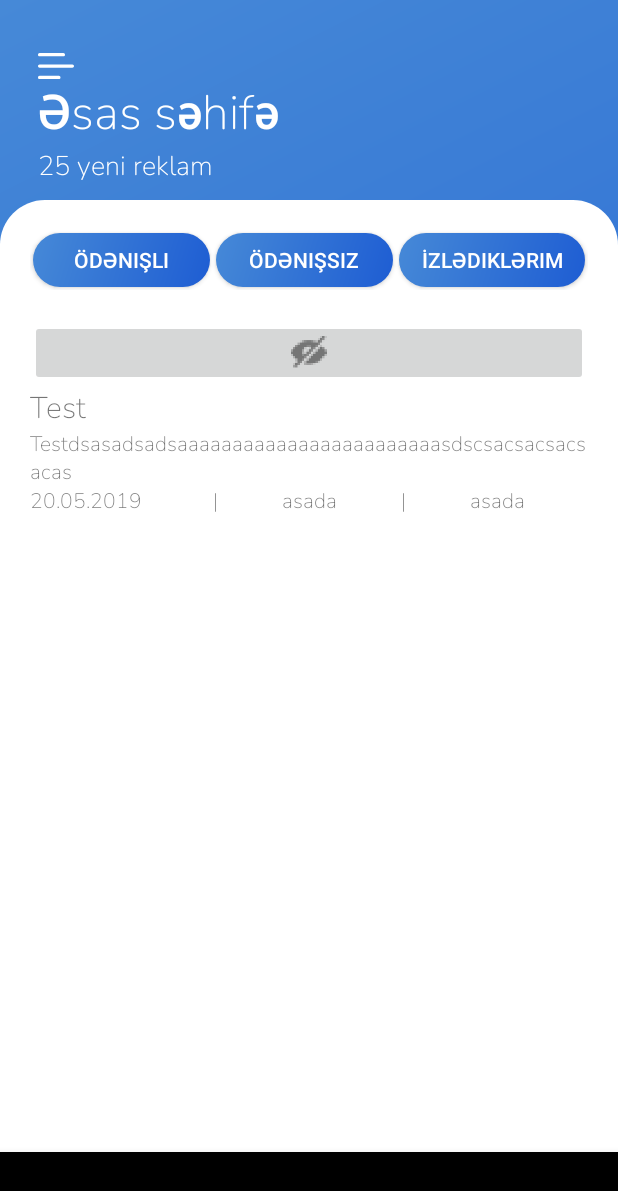
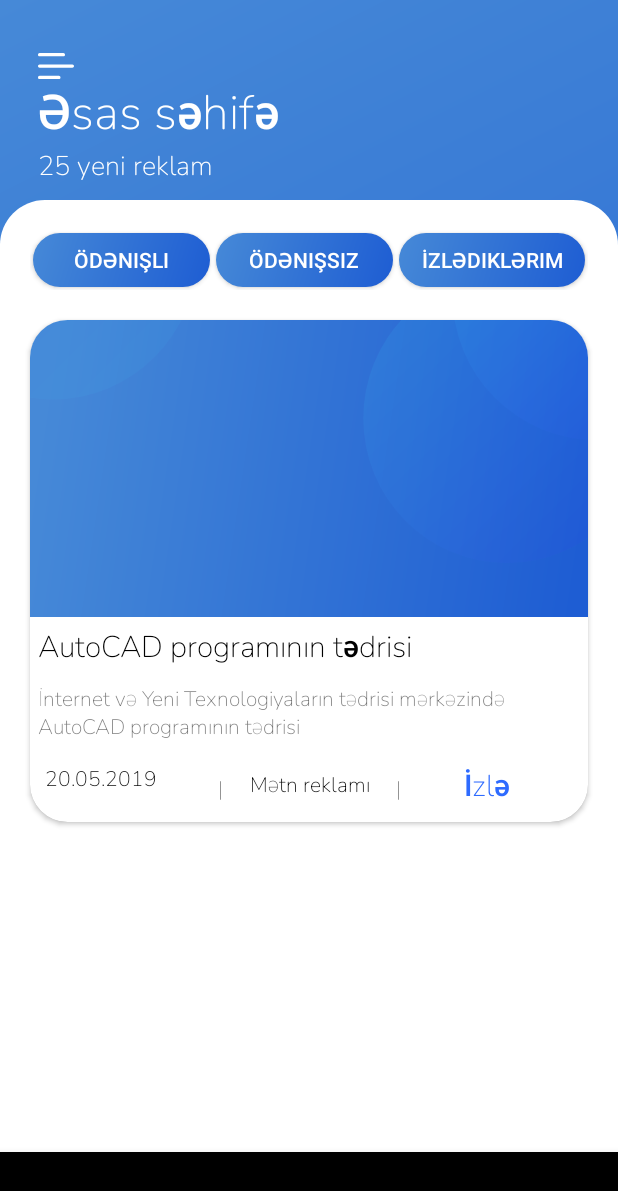
Before and after one commit to asadoov/PulluAZ, an Android app: the AdsActivity screen opened directly, with no data from a screen before it, on a phone screen of 412 x 824 dp. Shown: the top 1191 px of the screen. Run offline under Robolectric (Android 15) with nearby library versions, the phone set to English and light mode, and no system bars.

Commit message:
Sign in almost ready and home screen changes #2

```diff
--- a/app/src/main/res/layout/ads_layout.xml
+++ b/app/src/main/res/layout/ads_layout.xml
@@ -112,37 +112,49 @@
                     android:layout_width="match_parent"
                     android:layout_height="match_parent">
 
-                    <LinearLayout
+                    <androidx.cardview.widget.CardView xmlns:card_view="http://schemas.android.com/apk/res-auto"
                         android:layout_width="match_parent"
+
                         android:layout_height="wrap_content"
                         android:layout_margin="20dip"
                         android:background="@drawable/round_ads"
+
+                        card_view:cardCornerRadius="25dp">
+
+                        <LinearLayout
+                            android:layout_width="match_parent"
+                            android:layout_height="match_parent"
                             android:orientation="vertical">
 
 
-                        <ImageButton
+                            <ImageView
+
+                                android:scaleType="fitXY"
+                                android:layout_width="match_parent"
+                                android:layout_height="wrap_content"
+
+                                android:src="@drawable/ic_background" />
+
+                            <TextView
+                                android:padding="5dip"
                                 android:layout_width="match_parent"
                                 android:layout_height="match_parent"
-                            android:src="@drawable/eye_icon" />
-
-                        <TextView
-                            android:layout_width="match_parent"
-
-                            android:layout_height="match_parent"
                                 android:fontFamily="@font/nunito_extralight"
-                            android:text="Test"
+                                android:text="AutoCAD programının tədrisi"
+                                android:textColor="@android:color/black"
                                 android:textSize="20dp"
                                 android:textStyle="bold" />
 
                             <TextView
                                 android:layout_width="match_parent"
 
-
+                                android:padding="5dip"
                                 android:layout_height="match_parent"
                                 android:fontFamily="@font/nunito_extralight"
-                            android:text="Testdsasadsadsaaaaaaaaaaaaaaaaaaaaaaaasdscsacsacsacsacas" />
+                                android:text="İnternet və Yeni Texnologiyaların tədrisi mərkəzində AutoCAD programının tədrisi" />
 
                             <LinearLayout
+                                android:padding="10dip"
                                 android:layout_width="match_parent"
                                 android:layout_height="match_parent"
                                 android:orientation="horizontal"
@@ -154,25 +166,9 @@
 
                                     android:layout_weight="1"
                                     android:fontFamily="@font/nunito_extralight"
+                                    android:text="20.05.2019"
+                                    android:textColor="@android:color/black" />
 
-                                android:text="20.05.2019" />
-
-                            <TextView
-                                android:layout_width="wrap_content"
-                                android:layout_height="wrap_content"
-
-
-                                android:fontFamily="@font/nunito_extralight"
-
-                                android:text="|" />
-                            <TextView
-                                android:layout_width="match_parent"
-                                android:layout_height="match_parent"
-
-                                android:layout_weight="1"
-                                android:fontFamily="@font/nunito_extralight"
-                                android:gravity="center"
-                                android:text="asada" />
                                 <TextView
                                     android:layout_width="wrap_content"
                                     android:layout_height="wrap_content"
@@ -185,16 +181,37 @@
                                 <TextView
                                     android:layout_width="match_parent"
                                     android:layout_height="match_parent"
-
                                     android:layout_weight="1"
                                     android:fontFamily="@font/nunito_extralight"
                                     android:gravity="center"
-                                android:text="asada" />
+                                    android:text="Mətn reklamı"
+                                    android:textColor="@android:color/black" />
+
+                                <TextView
+                                    android:layout_width="wrap_content"
+                                    android:layout_height="wrap_content"
+
+                                    android:fontFamily="@font/nunito_extralight"
+                                    android:text="|"
+
+                                    />
+
+                                <TextView
+
+                                    android:layout_width="match_parent"
+                                    android:layout_height="wrap_content"
+                                    android:layout_weight="1"
+                                    android:fontFamily="@font/nunito_extralight"
+                                    android:gravity="center"
+                                    android:text="İzlə"
+                                    android:textColor="#2E6BFF"
+                                    android:textSize="20dip"
+                                    android:textStyle="bold" />
 
                             </LinearLayout>
 
-
                         </LinearLayout>
+                    </androidx.cardview.widget.CardView>
 
                 </ScrollView>
 
```
Lines whose indentation alone changed are shown as unchanged.
